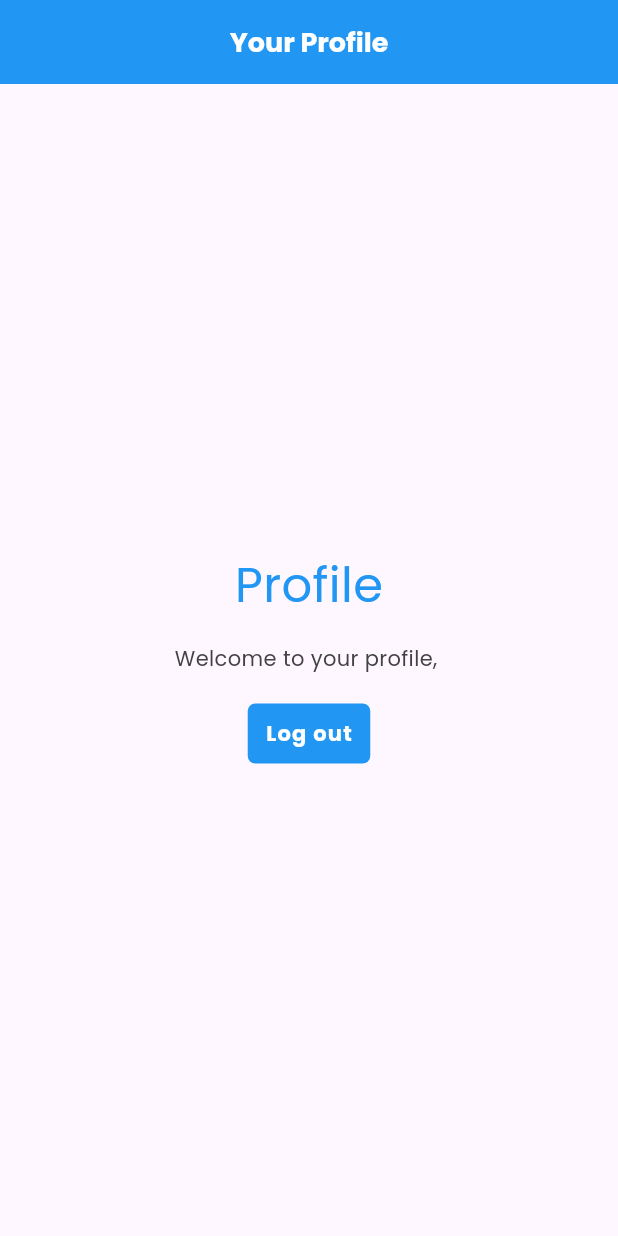
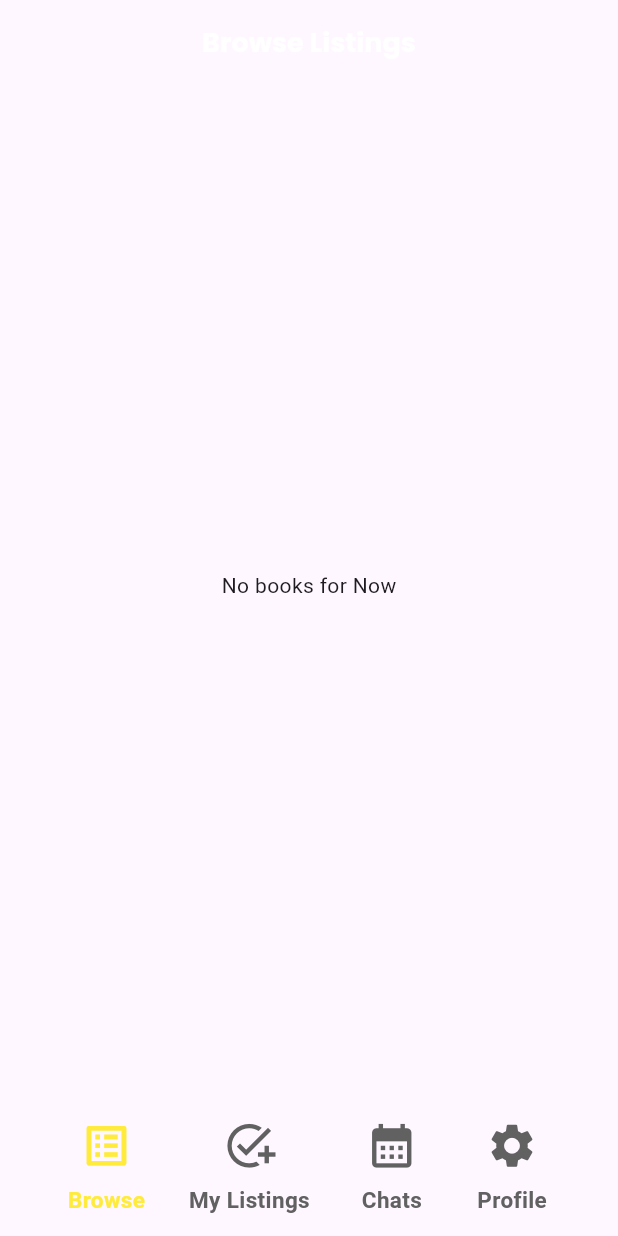
Before and after one commit to aimable0/new_app, a Flutter app: the screen it shows once a user with an empty profile is signed in, on a phone screen of 412 x 824 dp. Run offline on Flutter 3.47's test engine with Material 3 defaults, Android fonts, the phone set to English and light mode, and no system bars; our stand-ins replace cloud_firestore, firebase_auth, firebase_core, firebase_storage, flutter_riverpod, google_fonts; accounts and stored records are empty.

Commit message:
setting up screen templates

```diff
--- a/lib/main.dart
+++ b/lib/main.dart
@@ -3,6 +3,7 @@ import 'package:flutter_riverpod/flutter_riverpod.dart';
 import 'package:firebase_core/firebase_core.dart';
 import 'package:firebase_auth/firebase_auth.dart';
 import 'package:new_app/providers/auth_provider.dart';
+import 'package:new_app/screens/profile/browse.dart';
 import 'firebase_options.dart';
 
 
@@ -43,7 +44,7 @@ class MyApp extends StatelessWidget {
 
               if (!user.emailVerified) return const VerifyScreen();
 
-              return ProfileScreen(user: user);
+              return Browse();
             },
             loading: () =>
                 const Center(child: CircularProgressIndicator()),
--- /dev/null
+++ b/lib/screens/profile/browse.dart
@@ -0,0 +1,31 @@
+import 'package:flutter/material.dart';
+import 'package:new_app/shared/bottom_bar.dart';
+import 'package:new_app/shared/styled_text.dart';
+
+class Browse extends StatefulWidget {
+  const Browse({super.key});
+
+  @override
+  State<Browse> createState() => _BrowseState();
+}
+
+class _BrowseState extends State<Browse> {
+
+
+  // logic for fetching books
+
+  @override
+  Widget build(BuildContext context) {
+    return Scaffold(
+      appBar: AppBar(
+        title: const StyledAppBarText("Browse Listings"),
+        centerTitle: true,
+      ),
+      body: Container(
+        padding: const EdgeInsets.all(16),
+        child: Center(child: Text('No books for Now')),
+        ),
+      bottomNavigationBar: const BottomBar(currentIndex: 0),
+    );
+  }
+}
--- a/lib/screens/profile/profile.dart
+++ b/lib/screens/profile/profile.dart
@@ -14,7 +14,7 @@ class ProfileScreen extends StatelessWidget {
   Widget build(BuildContext context) {
     return Scaffold(
       appBar: AppBar(
-        title: const StyledAppBarText('Your Profile'),
+        title: const StyledAppBarText('Browse Listings'),
         backgroundColor: Colors.blue[500],
         centerTitle: true,
       ),
@@ -41,6 +41,8 @@ class ProfileScreen extends StatelessWidget {
           ],
         ),
       ),
+
+
     );
   }
 }
--- /dev/null
+++ b/lib/shared/bottom_bar.dart
@@ -0,0 +1,76 @@
+import 'package:flutter/material.dart';
+import 'package:new_app/screens/profile/browse.dart';
+import 'package:new_app/screens/profile/chat.dart';
+import 'package:new_app/screens/profile/my_listings.dart';
+import 'package:new_app/screens/profile/settings.dart';
+
+
+class BottomBar extends StatelessWidget {
+  /// currentIndex indicates which page is active
+  final int currentIndex;
+
+  const BottomBar({super.key, this.currentIndex = 0});
+
+  void _navigateTo(BuildContext context, int index) {
+    if (index == currentIndex) return; // already on this page
+
+    Widget page;
+    switch (index) {
+      case 0:
+        page = const Browse();
+        break;
+      case 1:
+        page = const MyListings();
+        break;
+      case 2:
+        page = const Chat();
+        break;
+      case 3:
+        page = const Settings();
+        break;
+      default:
+        page = const Browse();
+    }
+
+    // Replace current page
+    Navigator.pushReplacement(
+      context,
+      MaterialPageRoute(builder: (_) => page),
+    );
+  }
+
+  @override
+  Widget build(BuildContext context) {
+    final items = [
+      {'icon': Icons.list_alt_outlined, 'label': 'Browse'},
+      {'icon': Icons.add_task, 'label': 'My Listings'},
+      {'icon': Icons.calendar_month, 'label': 'Chats'},
+      {'icon': Icons.settings, 'label': 'Profile'},
+    ];
+
+    return BottomAppBar(
+      height: 100,
+      color: Colors.transparent,
+      child: Row(
+        mainAxisAlignment: MainAxisAlignment.spaceEvenly,
+        crossAxisAlignment: CrossAxisAlignment.center,
+        children: List.generate(items.length, (i) {
+          final color = (i == currentIndex) ? Colors.yellow : Colors.grey[700];
+          return Column(
+            mainAxisSize: MainAxisSize.min,
+            children: [
+              IconButton(
+                onPressed: () => _navigateTo(context, i),
+                icon: Icon(items[i]['icon'] as IconData, color: color, size: 35),
+              ),
+              Text(
+                items[i]['label'] as String,
+                style: TextStyle(fontSize: 15, fontWeight: FontWeight.bold, color: color),
+              ),
+            ],
+          );
+        }),
+      ),
+    );
+  }
+}
--- a/pubspec.yaml
+++ b/pubspec.yaml
@@ -39,6 +39,7 @@ dependencies:
   firebase_auth: ^6.1.2
   flutter_riverpod: ^3.0.3
   cloud_firestore: ^6.1.0
+  firebase_storage: ^13.0.4
 
 dev_dependencies:
   flutter_test:
```
Also changed, not shown: lib/screens/profile/chat.dart (added, +27 -0 lines), lib/screens/profile/my_listings.dart (added, +27 -0 lines), lib/screens/profile/settings.dart (added, +27 -0 lines), lib/screens/home.dart (deleted), lib/screens/post_book.dart (deleted), lib/screens/profile/post_book.dart (added), pubspec.lock, 3 other files.
